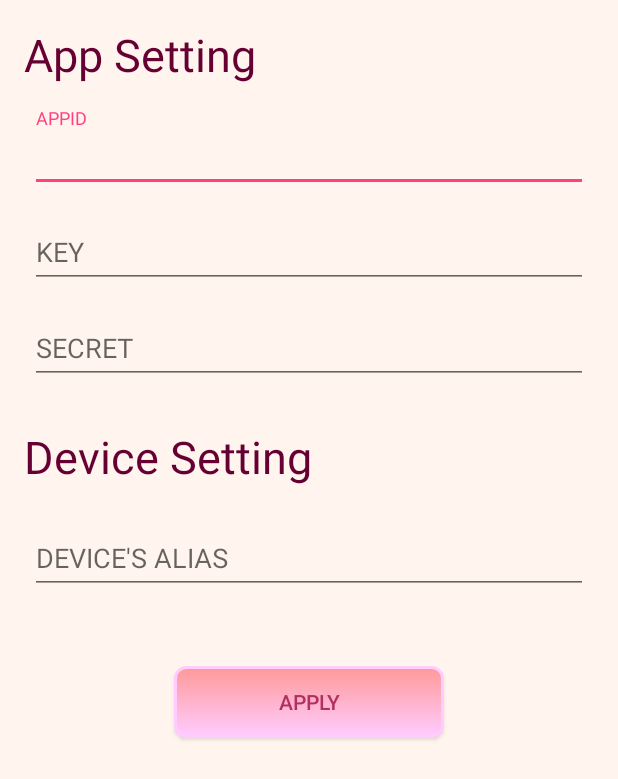
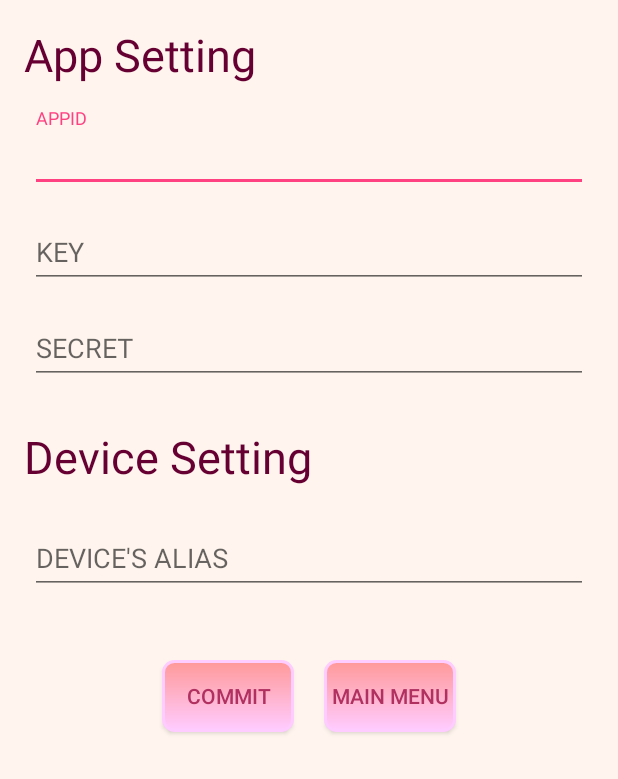
Before and after one commit to Supawinee/Project, an Android app: the layout activity_setting_page.xml on its own in the app's theme, with its tools: preview values and no code run, on a phone screen of 412 x 824 dp. Shown: the top 779 px of the screen. Run offline under Robolectric (Android 15) with nearby library versions, the phone set to English and light mode, and no system bars.

Commit message:
Complete Setting Page With Shared Preferences : )
- Use Shared Preferences every page
- Setting Page finish
- Setting Page Start at FirstRun
*need new button to setting

```diff
--- a/app/src/main/res/layout/activity_main.xml
+++ b/app/src/main/res/layout/activity_main.xml
@@ -35,7 +35,7 @@
             android:layout_width="match_parent"
             android:layout_height="68dp"
             app:srcCompat="@mipmap/logo"
-            android:id="@+id/imageView"
+            android:id="@+id/imageTest"
             android:layout_weight="0.54" />
 
         <Button
--- a/app/src/main/res/layout/activity_setting_page.xml
+++ b/app/src/main/res/layout/activity_setting_page.xml
@@ -125,17 +125,32 @@
 
     </LinearLayout>
 
+<LinearLayout
+    android:layout_width="match_parent"
+    android:layout_height="100dp"
+    android:orientation="horizontal"
+    android:gravity="center">
+    <Button
+        android:text="COMMIT"
+        android:layout_width="wrap_content"
+        android:layout_height="wrap_content"
+        android:id="@+id/btn_commitSetting"
+        android:onClick="commitSetting"
+        android:layout_marginTop="10dp"
+        android:layout_marginRight="10dp"
+        android:background="@drawable/my_button"
+        android:textColor="#B03060"/>
 
     <Button
-        android:text="APPLY"
-        android:layout_width="match_parent"
+        android:text="MAIN MENU"
+        android:layout_width="wrap_content"
         android:layout_height="wrap_content"
-        android:id="@+id/btn_apply"
-        android:onClick="submit_ColorTheme"
-        android:layout_marginRight="100dp"
-        android:layout_marginLeft="100dp"
-        android:layout_marginTop="40dp"
+        android:onClick="backmainmenu"
+        android:layout_marginTop="10dp"
+        android:layout_marginLeft="10dp"
         android:background="@drawable/my_button"
         android:textColor="#B03060"/>
 
 </LinearLayout>
+
+</LinearLayout>
```
Also changed, not shown: app/src/main/java/com/example/supawinee/smartlightforsmarthome/ColorTheme.java (+18 -10 lines), app/src/main/java/com/example/supawinee/smartlightforsmarthome/CountdownPage.java (+24 -8 lines), app/src/main/java/com/example/supawinee/smartlightforsmarthome/MainActivity.java (+15 -1 lines), app/src/main/java/com/example/supawinee/smartlightforsmarthome/MotionPage.java (+23 -3 lines), app/src/main/java/com/example/supawinee/smartlightforsmarthome/MusicPage.java (+19 -3 lines), app/src/main/java/com/example/supawinee/smartlightforsmarthome/NormalPage.java (+23 -8 lines), app/src/main/java/com/example/supawinee/smartlightforsmarthome/Open.java (+24 -2 lines), app/src/main/java/com/example/supawinee/smartlightforsmarthome/RingtonePlayService.java (+65 -13 lines), app/src/main/java/com/example/supawinee/smartlightforsmarthome/SettingPage.java (+93 -8 lines).
